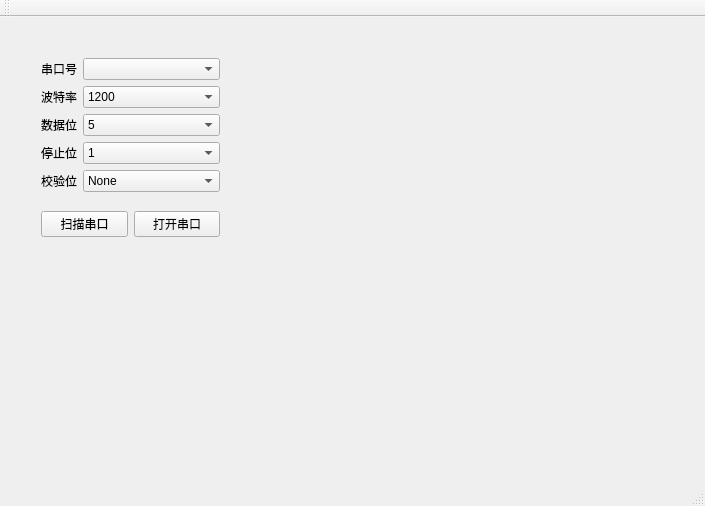
Above: mainwindow.ui from Karybdis/serialport before the change. Below: the same form after it.
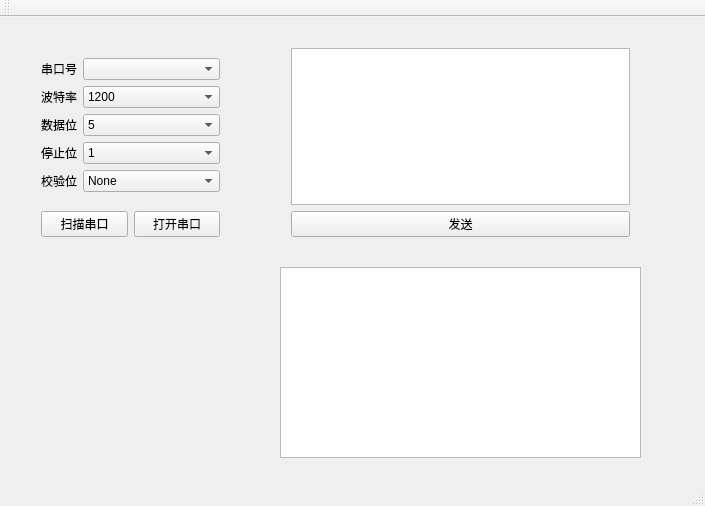
That is the form after the change.

Patch:
```diff
--- a/mainwindow.ui
+++ b/mainwindow.ui
@@ -14,7 +14,7 @@
    <string>MainWindow</string>
   </property>
   <widget class="QWidget" name="centralWidget">
-   <widget class="QWidget" name="">
+   <widget class="QWidget" name="layoutWidget">
     <property name="geometry">
      <rect>
       <x>30</x>
@@ -192,6 +192,38 @@
      </item>
     </layout>
    </widget>
+   <widget class="QWidget" name="verticalLayoutWidget">
+    <property name="geometry">
+     <rect>
+      <x>280</x>
+      <y>20</y>
+      <width>361</width>
+      <height>211</height>
+     </rect>
+    </property>
+    <layout class="QVBoxLayout" name="verticalLayout">
+     <item>
+      <widget class="QTextEdit" name="textEdit"/>
+     </item>
+     <item>
+      <widget class="QPushButton" name="Button_send">
+       <property name="text">
+        <string>发送</string>
+       </property>
+      </widget>
+     </item>
+    </layout>
+   </widget>
+   <widget class="QTextBrowser" name="textBrowser">
+    <property name="geometry">
+     <rect>
+      <x>280</x>
+      <y>250</y>
+      <width>361</width>
+      <height>191</height>
+     </rect>
+    </property>
+   </widget>
   </widget>
   <widget class="QMenuBar" name="menuBar">
    <property name="geometry">
```
